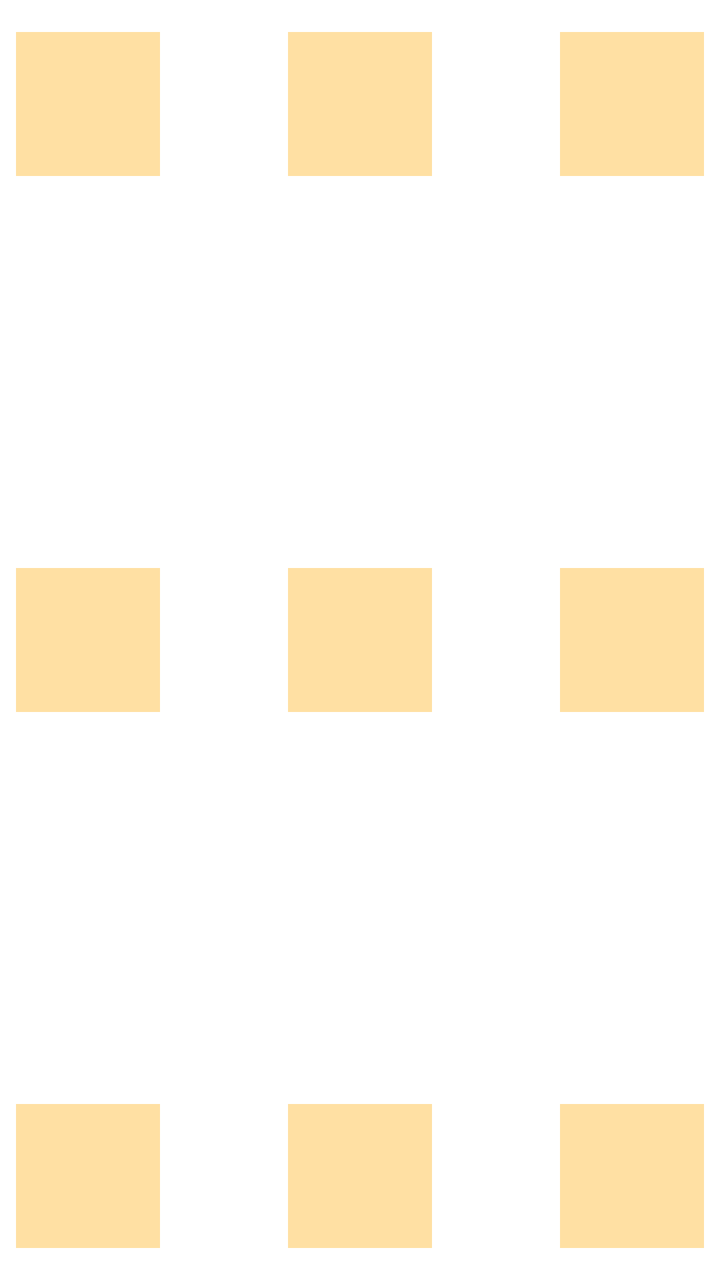
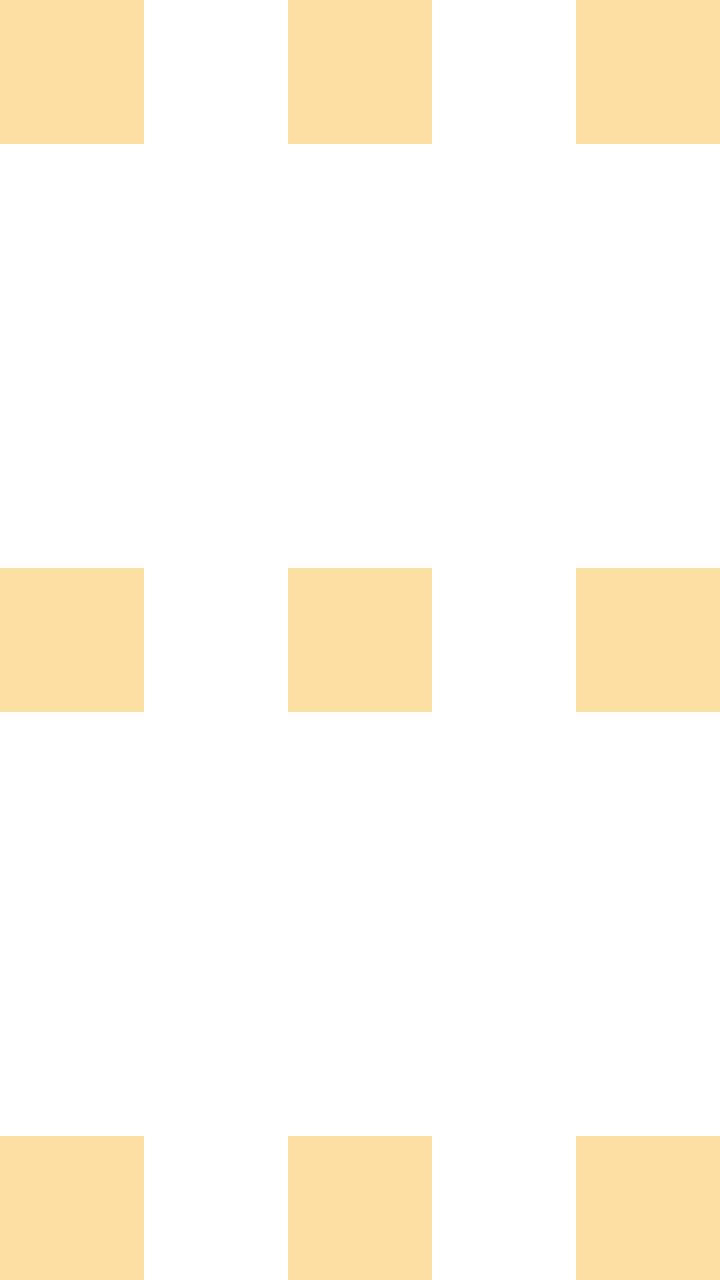

Two renders of the same Android screen: before a commit and after it. Below are the layout's source before the change and the commit's diff.
<!-- AndroidManifest.xml: application theme Theme.MyApplication -->
<!-- res/layout/dos_layoutprimero.xml -->
<?xml version="1.0" encoding="utf-8"?>
<FrameLayout
    xmlns:android="http://schemas.android.com/apk/res/android"
    xmlns:tools="http://schemas.android.com/tools"
    android:layout_width="match_parent"
    android:layout_height="match_parent">

    
    <FrameLayout
        android:layout_width="72dp"
        android:layout_height="72dp"
        android:layout_gravity="top|left"
        android:layout_marginTop="16dp"
        android:layout_marginLeft="8dp"
        android:background="#FFE0A3"
        tools:ignore="RtlHardcoded" />

    
    <FrameLayout
        android:layout_width="72dp"
        android:layout_height="72dp"
        android:layout_gravity="top|center_horizontal"
        android:layout_marginTop="16dp"
        android:background="#FFE0A3" />

    
    <FrameLayout
        android:layout_width="72dp"
        android:layout_height="72dp"
        android:layout_gravity="top|right"
        android:layout_marginTop="16dp"
        android:layout_marginEnd="8dp"
        android:background="#FFE0A3"
        tools:ignore="RtlHardcoded" />

    

    

    <FrameLayout
        android:layout_width="72dp"
        android:layout_height="72dp"
        android:layout_gravity="center_vertical|left"
        android:layout_marginLeft="8dp"
        android:background="#FFE0A3"
        tools:ignore="RtlHardcoded" />

    <FrameLayout
        android:layout_width="72dp"
        android:layout_height="72dp"
        android:layout_gravity="center"
        android:background="#FFE0A3" />

    
    <FrameLayout
        android:layout_width="72dp"
        android:layout_height="72dp"
        android:layout_gravity="center_vertical|right"
        android:layout_marginEnd="8dp"
        android:background="#FFE0A3"
        tools:ignore="RtlHardcoded" />

    
    <FrameLayout
        android:layout_width="72dp"
        android:layout_height="72dp"
        android:layout_gravity="bottom|left"
        android:layout_marginBottom="16dp"
        android:layout_marginStart="8dp"
        android:background="#FFE0A3"
        tools:ignore="RtlHardcoded" />

    
    <FrameLayout
        android:layout_width="72dp"
        android:layout_height="72dp"
        android:layout_gravity="bottom|center_horizontal"
        android:layout_marginBottom="16dp"
        android:background="#FFE0A3" />

    
    <FrameLayout
        android:layout_width="72dp"
        android:layout_height="72dp"
        android:layout_gravity="bottom|right"
        android:layout_marginBottom="16dp"
        android:layout_marginRight="8dp"
        android:background="#FFE0A3"
        tools:ignore="RtlHardcoded" />

</FrameLayout>
<!-- resources referenced by this layout -->
<resources>
  <style name="Theme.MyApplication" parent="Theme.MaterialComponents.DayNight.DarkActionBar">
          
          <item name="colorPrimary">@color/purple_500</item>
          <item name="colorPrimaryVariant">@color/purple_700</item>
          <item name="colorOnPrimary">@color/white</item>
          
          <item name="colorSecondary">@color/teal_200</item>
          <item name="colorSecondaryVariant">@color/teal_700</item>
          <item name="colorOnSecondary">@color/black</item>
          
          <item name="android:statusBarColor">?attr/colorPrimaryVariant</item>
          
      </style>
  <color name="purple_500">#FF6200EE</color>
  <color name="purple_700">#FF3700B3</color>
  <color name="white">#FFFFFFFF</color>
  <color name="teal_200">#FF03DAC5</color>
  <color name="teal_700">#FF018786</color>
  <color name="black">#FF000000</color>
</resources>

<!-- the commit's change to res/layout/dos_layoutprimero.xml (unified diff, before → after) -->
@@ -1,7 +1,5 @@
 <?xml version="1.0" encoding="utf-8"?>
-<FrameLayout
-    xmlns:android="http://schemas.android.com/apk/res/android"
-    xmlns:tools="http://schemas.android.com/tools"
+<FrameLayout xmlns:android="http://schemas.android.com/apk/res/android"
     android:layout_width="match_parent"
     android:layout_height="match_parent">
 
@@ -9,42 +7,31 @@
     <FrameLayout
         android:layout_width="72dp"
         android:layout_height="72dp"
-        android:layout_gravity="top|left"
-        android:layout_marginTop="16dp"
-        android:layout_marginLeft="8dp"
-        android:background="#FFE0A3"
-        tools:ignore="RtlHardcoded" />
-
-    
-    <FrameLayout
-        android:layout_width="72dp"
-        android:layout_height="72dp"
-        android:layout_gravity="top|center_horizontal"
-        android:layout_marginTop="16dp"
+        android:layout_gravity="left|top"
         android:background="#FFE0A3" />
 
     
     <FrameLayout
         android:layout_width="72dp"
         android:layout_height="72dp"
-        android:layout_gravity="top|right"
-        android:layout_marginTop="16dp"
-        android:layout_marginEnd="8dp"
-        android:background="#FFE0A3"
-        tools:ignore="RtlHardcoded" />
+        android:layout_gravity="center_horizontal|top"
+        android:background="#FFE0A3" />
 
     
+    <FrameLayout
+        android:layout_width="72dp"
+        android:layout_height="72dp"
+        android:layout_gravity="right|top"
+        android:background="#FFE0A3" />
 
     
-
     <FrameLayout
         android:layout_width="72dp"
         android:layout_height="72dp"
         android:layout_gravity="center_vertical|left"
-        android:layout_marginLeft="8dp"
-        android:background="#FFE0A3"
-        tools:ignore="RtlHardcoded" />
+        android:background="#FFE0A3" />
 
+    
     <FrameLayout
         android:layout_width="72dp"
         android:layout_height="72dp"
@@ -56,36 +43,27 @@
         android:layout_width="72dp"
         android:layout_height="72dp"
         android:layout_gravity="center_vertical|right"
-        android:layout_marginEnd="8dp"
-        android:background="#FFE0A3"
-        tools:ignore="RtlHardcoded" />
-
-    
-    <FrameLayout
-        android:layout_width="72dp"
-        android:layout_height="72dp"
-        android:layout_gravity="bottom|left"
-        android:layout_marginBottom="16dp"
-        android:layout_marginStart="8dp"
-        android:background="#FFE0A3"
-        tools:ignore="RtlHardcoded" />
-
-    
-    <FrameLayout
-        android:layout_width="72dp"
-        android:layout_height="72dp"
-        android:layout_gravity="bottom|center_horizontal"
-        android:layout_marginBottom="16dp"
         android:background="#FFE0A3" />
 
     
     <FrameLayout
         android:layout_width="72dp"
         android:layout_height="72dp"
-        android:layout_gravity="bottom|right"
-        android:layout_marginBottom="16dp"
-        android:layout_marginRight="8dp"
-        android:background="#FFE0A3"
-        tools:ignore="RtlHardcoded" />
+        android:layout_gravity="left|bottom"
+        android:background="#FFE0A3" />
+
+    
+    <FrameLayout
+        android:layout_width="72dp"
+        android:layout_height="72dp"
+        android:layout_gravity="center_horizontal|bottom"
+        android:background="#FFE0A3" />
+
+    
+    <FrameLayout
+        android:layout_width="72dp"
+        android:layout_height="72dp"
+        android:layout_gravity="right|bottom"
+        android:background="#FFE0A3" />
 
 </FrameLayout>
